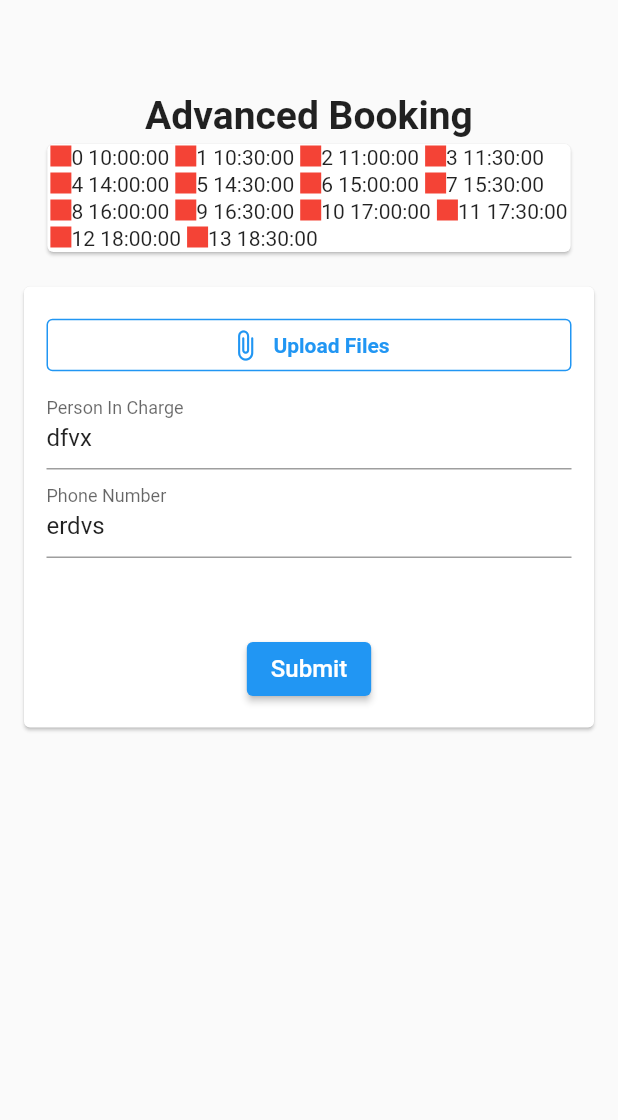
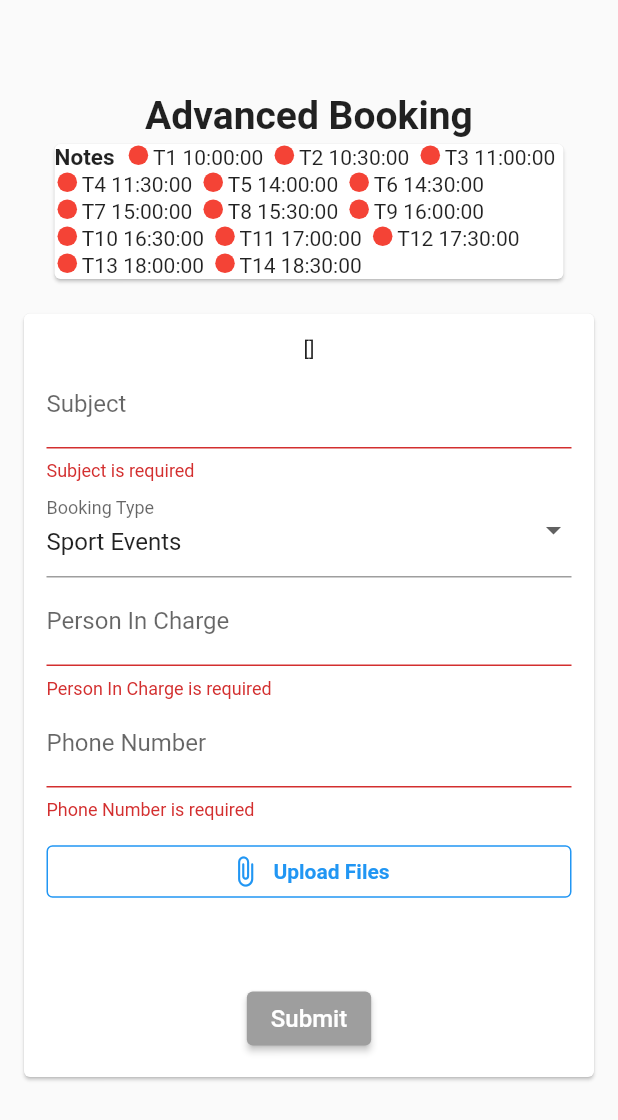
Before and after one commit to tanserxuen/UTMSports, a Flutter app: the CreateAdvBooking screen opened directly with empty values, after a tap on "Submit", on a phone screen of 412 x 824 dp. Shown: the top 1120 px of the screen. Run offline on Flutter 3.47's test engine with Material 2 defaults, Android fonts, the phone set to English and light mode, and no system bars; our stand-ins replace cloud_firestore, email_validator, file_picker, firebase_auth, firebase_core, firebase_storage and 7 more; missing offline and left inert: syncfusion_flutter_core; accounts and stored records are empty.

Commit message:
feat: update advanced booking and some style improvements

```diff
--- a/utmsport/lib/model/m_CourtBooking.dart
+++ b/utmsport/lib/model/m_CourtBooking.dart
@@ -37,6 +37,9 @@ class CourtBooking {
   //adv&sports
   String phoneNo;
 
+  //all
+  String bookingType;
+
   CourtBooking({
     required this.id,
     required this.userId,
@@ -59,7 +62,7 @@ class CourtBooking {
     this.matric3: "",
     this.name4: "",
     this.matric4: "",
-    this.sportType:"",
+    this.sportType: "",
 
     //sports training
     this.remarks = "",
@@ -72,6 +75,10 @@ class CourtBooking {
 
     //adv&sports
     this.phoneNo = "",
+
+    //all
+    // Training, Sport Events, Club Events
+    this.bookingType = "",
   });
 
   Map<String, dynamic> advToJson() => {
@@ -85,6 +92,8 @@ class CourtBooking {
         "attachment": attachment,
         "startTime": startTime,
         "endTime": endTime,
+        "phoneNo": phoneNo,
+        "bookingType": bookingType,
       };
 
   Map<String, dynamic> stuToJson() => {
--- a/utmsport/lib/model/m_Event.dart
+++ b/utmsport/lib/model/m_Event.dart
@@ -46,7 +46,7 @@ void deleteEvents(context, id) async {
 }
 
 void editEvents(context, event) async {
-  print(event);
+  // print(event);
   Navigator.push(
     context,
     MaterialPageRoute(
--- a/utmsport/lib/utils.dart
+++ b/utmsport/lib/utils.dart
@@ -44,8 +44,10 @@ class Utils {
 
   static getCurrentTimeOnly(String timeString) {
     DateTime now = DateTime.now();
-    String dateString = now.toString().split(' ')[0];
-    print(DateFormat("HH:mm a").parse("$dateString $timeString"));
-    return DateFormat("HH:mm a").parse("$dateString $timeString");
+    print(DateTime.now());
+    // String dateString = now.toString().split(' ')[0];
+    // print(DateFormat("HH:mm a").parse("$dateString $timeString.000"));
+    // return DateFormat("HH:mm a").parse("$dateString $timeString.000");
+    return timeString;
   }
 }
--- a/utmsport/lib/view/advBooking/v_createAdvancedCalendar.dart
+++ b/utmsport/lib/view/advBooking/v_createAdvancedCalendar.dart
@@ -37,7 +37,8 @@ class _CreateAdvBookingCalendarState extends State<CreateAdvBookingCalendar> {
               alignment: Alignment.centerRight,
               child: TextButton(
                 style: TextButton.styleFrom(
-                  backgroundColor: this._dateList.length <= 0?Colors.grey:Colors.blue,
+                  backgroundColor:
+                      this._dateList.length <= 0 ? Colors.grey : Colors.blue,
                   shape: CircleBorder(),
                 ),
                 child: Icon(
@@ -60,11 +61,9 @@ class _CreateAdvBookingCalendarState extends State<CreateAdvBookingCalendar> {
 
   void selectionDateChanged(DateRangePickerSelectionChangedArgs args) {
     List<Timestamp> formattedDates = [];
-    // args.value.forEach((e)=>formattedDates.add(DateFormat('yyyy-MM-dd').format(e)));
     setState(() {
       this._dateList = List.castFrom(args.value);
       this._dateList.sort();
-      print(this._dateList);
     });
   }
 }
--- a/utmsport/lib/view/advBooking/v_createAdvancedForm.dart
+++ b/utmsport/lib/view/advBooking/v_createAdvancedForm.dart
@@ -5,17 +5,26 @@ import 'package:flutter/cupertino.dart';
 import 'package:flutter/material.dart';
 import 'package:image_picker/image_picker.dart';
 import 'package:intl/intl.dart';
+
 import 'package:utmsport/globalVariable.dart';
-
 import 'package:utmsport/model/m_MasterBooking.dart';
 import 'package:utmsport/view_model/advBooking/vm_timeslotCourt.dart';
-
-import '../../utils.dart';
+import 'package:utmsport/utils.dart';
 
 class CreateAdvBooking extends StatefulWidget {
-  const CreateAdvBooking({Key? key, required this.dateList}) : super(key: key);
+  final List<DateTime> dateList;
+  final String formType;
+  var slotLists; //List<List<String>>
+  dynamic stuAppModel;
 
-  final List<DateTime> dateList;
+  // ignore: avoid_init_to_null
+  CreateAdvBooking({
+    Key? key,
+    required this.dateList,
+    this.slotLists: null,
+    this.formType: "Create",
+    this.stuAppModel:null,
+  }) : super(key: key);
 
   @override
   State<CreateAdvBooking> createState() => _CreateAdvBookingState();
@@ -26,6 +35,9 @@ class _CreateAdvBookingState extends State<CreateAdvBooking> {
 
   String _pic = "";
   String _attachment = "";
+  String _subject = "";
+  String _advType = "";
+  String _phoneNo = "";
   int selectedDays = 0;
   Reference storageRef = FirebaseStorage.instance.ref();
   List<List<String>> selectedCourtTimeslot = [];
@@ -40,13 +52,18 @@ class _CreateAdvBookingState extends State<CreateAdvBooking> {
   void initState() {
     this.selectedDays = widget.dateList.length;
 
-    //update form combine with create form example: v_createEvent.dart
-    picController.text = "dfvx";
-    phoneController.text = "erdvs";
-    subjectController.text = "waeds";
+    if(widget.formType == 'Edit') {
+      picController.text = widget.stuAppModel['personInCharge'];
+      phoneController.text = widget.stuAppModel['phoneNo'];
+      subjectController.text = widget.stuAppModel['subject'];
+      _advType = widget.stuAppModel['bookingType'];
+    }else
+      _advType = "Sport Events";
 
     //set selected court nested array
-    selectedCourtTimeslot = List.generate(selectedDays, (_) => []);
+    widget.formType == 'Edit'
+        ? selectedCourtTimeslot = widget.slotLists
+        : selectedCourtTimeslot = List.generate(selectedDays, (_) => []);
     super.initState();
   }
 
@@ -63,7 +80,9 @@ class _CreateAdvBookingState extends State<CreateAdvBooking> {
               ),
               Text("Advanced Booking",
                   style: TextStyle(fontSize: 26, fontWeight: FontWeight.bold)),
-              Card(child:_buildLegend(),),
+              Card(
+                child: _buildLegend(),
+              ),
               SizedBox(height: 15),
               Card(
                 child: Padding(
@@ -73,11 +92,14 @@ class _CreateAdvBookingState extends State<CreateAdvBooking> {
                     child: Column(
                       mainAxisAlignment: MainAxisAlignment.center,
                       children: [
-                        // Text("${selectedCourtTimeslot.toString()}"),
+                        Text("${selectedCourtTimeslot.toString()}"),
                         ..._buildAccordianCourtTimeslot(),
-                        _buildAttachmentField(),
+                        _buildSubjectField(),
+                        _buildTypeField(),
                         _buildPICField(),
                         _buildPhoneNoField(),
+                        SizedBox(height: 10),
+                        _buildAttachmentField(),
                         SizedBox(height: 50),
                         _buildSubmitAdvanced(),
                       ],
@@ -132,6 +154,8 @@ class _CreateAdvBookingState extends State<CreateAdvBooking> {
           SizedBox(height: 8),
           TimeslotCourtTable(
             dateList: widget.dateList,
+            formType: widget.formType,
+            slots: selectedCourtTimeslot[dateIndex],
             index: dateIndex,
             setSelectedCourtArrayCallback: setSelectedCourtArray,
             setMasterBookingArrayCallback: setMasterBookingArray,
@@ -165,7 +189,7 @@ class _CreateAdvBookingState extends State<CreateAdvBooking> {
                 shape: StadiumBorder(),
                 primary: Colors.lightBlue[700]),
             child: Padding(
-              padding: const EdgeInsets.fromLTRB(0, 3, 0, 3),
+              padding: const EdgeInsets.fromLTRB(0, 2, 0, 2),
               child: Row(
                 mainAxisSize: MainAxisSize.min,
                 children: <Widget>[
@@ -189,15 +213,29 @@ class _CreateAdvBookingState extends State<CreateAdvBooking> {
   }
 
   Widget _buildSubmitAdvanced() {
+    //if there is court selected
+    bool canSubmit = RegExp('[1-9]').hasMatch(selectedCourtTimeslot.toString());
     return ElevatedButton(
+      style: ButtonStyle(
+          backgroundColor:
+              MaterialStateProperty.all(canSubmit ? Colors.blue : Colors.grey)),
       child:
           Text("Submit", style: TextStyle(color: Colors.white, fontSize: 16)),
       onPressed: () {
         if (!_formKey.currentState!.validate()) {
         } else {
           _formKey.currentState!.save();
-          MasterBooking.insertAdvBooking(
-              widget, masterBookingArray, context, selectedCourtTimeslot);
+          if (canSubmit)
+            MasterBooking.insertAdvBooking(
+              masterBookingArray: masterBookingArray,
+              subject: _subject,
+              bookingType: _advType,
+              widget: widget,
+              context: context,
+              selectedCourtTimeslot: selectedCourtTimeslot,
+              phoneNo: _phoneNo,
+              attachment: _attachment,
+            );
         }
       },
     );
@@ -215,6 +253,49 @@ class _CreateAdvBookingState extends State<CreateAdvBooking> {
         onSaved: (value) => _pic = value!);
   }
 
+  Widget _buildSubjectField() {
+    return TextFormField(
+        controller: subjectController,
+        decoration: InputDecoration(labelText: "Subject"),
+        validator: (value) {
+          if (value == null || value.isEmpty) {
+            return "Subject is required";
+          }
+        },
+        onSaved: (value) => _subject = value!);
+  }
+
+  Widget _buildTypeField() {
+    List<String> bookingTypes = [
+      "Training",
+      "Sport Events",
+      "Club Events",
+      "Others"
+    ];
+    return DropdownButtonFormField(
+      decoration: InputDecoration(labelText: 'Booking Type'),
+      hint: Text("Booking Type"),
+      isExpanded: true,
+      items: bookingTypes.map((option) {
+        var i = bookingTypes.indexOf((option));
+        return DropdownMenuItem(
+          value: option,
+          child: Text("$option"),
+        );
+      }).toList(),
+      value: _advType,
+      validator: (value) {
+        if (value == null) return "Booking Type is required.";
+        return null;
+      },
+      onChanged: (value) {
+        setState(() {
+          _advType = value.toString();
+        });
+      },
+    );
+  }
+
   Widget _buildPhoneNoField() {
     return TextFormField(
         controller: phoneController,
@@ -224,7 +305,7 @@ class _CreateAdvBookingState extends State<CreateAdvBooking> {
             return "Phone Number is required";
           }
         },
-        onSaved: (value) => _pic = value!);
+        onSaved: (value) => _phoneNo = value!);
   }
 
   Widget _buildAttachmentField() {
@@ -271,21 +352,31 @@ class _CreateAdvBookingState extends State<CreateAdvBooking> {
 
   Widget _buildLegend() {
     return Wrap(children: [
-      ...timeslot.map((slot){
+      Text(
+        "Notes  ",
+        style: TextStyle(fontSize: 15, fontWeight: FontWeight.bold),
+      ),
+      ...timeslot.map((slot) {
+        var time = Utils.getCurrentTimeOnly(slot);
         int index = timeslot.indexOf(slot);
         // var timeNow = Utils.getCurrentTimeOnly(slot);
         //TODO: change this
         return Padding(
           padding: const EdgeInsets.fromLTRB(2, 1, 2, 1),
-          child: Wrap(children: [
-            SizedBox(
-              width: 14,
-              height: 14,
-              child: const DecoratedBox(
-                decoration: const BoxDecoration(color: Colors.red),
+          child: Wrap(
+            children: [
+              SizedBox(
+                width: 13,
+                height: 13,
+                child: const DecoratedBox(
+                  decoration: const BoxDecoration(
+                      color: Colors.red,
+                      borderRadius: BorderRadius.all(Radius.circular(20))),
+                ),
               ),
-            ),Text("$index $slot")
-          ],),
+              Text(" T${index + 1} $slot ")
+            ],
+          ),
         );
       })
     ]);
```
Also changed, not shown: utmsport/lib/model/m_MasterBooking.dart (+168 -19 lines), utmsport/lib/view/studentBooking/v_bookingCalendarView.dart (+55 -5 lines), utmsport/lib/view/studentBooking/v_createStuBooking.dart (+5 -4 lines), utmsport/lib/view_model/advBooking/vm_timeslotCourt.dart (+32 -7 lines), utmsport/lib/view_model/studentBooking/vm_courtCalendarDataSource.dart (+18 -6 lines).
